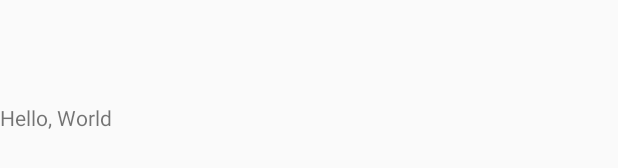
After one commit to dzetta/stepik, an Android app built with Jetpack Compose: the layout activity_main.xml on its own in the app's theme, with its tools: preview values and no code run, on a phone screen of 412 x 824 dp. The commit adds this screen. Shown: the part 501-669 px from the top of the screen. Run offline under Robolectric (Android 15) with nearby library versions, the phone set to English and light mode, and no system bars.

Commit message:
пришили эксемельку

```diff
--- a/app/build.gradle.kts
+++ b/app/build.gradle.kts
@@ -59,6 +59,9 @@ dependencies {
     implementation("androidx.compose.ui:ui-graphics")
     implementation("androidx.compose.ui:ui-tooling-preview")
     implementation("androidx.compose.material3:material3")
+    implementation("androidx.constraintlayout:constraintlayout:2.2.0-alpha13")
+    // To use constraintlayout in compose
+    implementation("androidx.constraintlayout:constraintlayout-compose:1.1.0-alpha13")
     testImplementation("junit:junit:4.13.2")
     androidTestImplementation("androidx.test.ext:junit:1.1.5")
     androidTestImplementation("androidx.test.espresso:espresso-core:3.5.1")
--- a/app/src/main/java/rihilke/stepik/MainActivity.kt
+++ b/app/src/main/java/rihilke/stepik/MainActivity.kt
@@ -19,6 +19,7 @@ class MainActivity : ComponentActivity() {
         //здесь где-то сетконтент вызывает эксемельку с экраном. но где.
         //а вот и не эксемелька, а тхеме.кт
         // как экраны делать блять? Где эксемельки блиать?
+        /*
         setContent {
             StepikTheme {
                 // A surface container using the 'background' color from the theme
@@ -30,6 +31,9 @@ class MainActivity : ComponentActivity() {
                 }
             }
         }
+
+         */
+        setContentView(R.layout.activity_main)
     }
 
     /*
@@ -71,7 +75,7 @@ class MainActivity : ComponentActivity() {
         super.onDestroy()
     }
 }
-
+/*
 @Composable
 fun Greeting(name: String, modifier: Modifier = Modifier) {
     Text(
@@ -87,3 +91,5 @@ fun GreetingPreview() {
         Greeting("Android")
     }
 }
+
+ */
--- /dev/null
+++ b/app/src/main/res/layout/activity_main.xml
@@ -0,0 +1,21 @@
+<?xml version="1.0" encoding="utf-8"?>
+<!--Потребовал вставить виджет. Ну ок -->
+<androidx.constraintlayout.widget.ConstraintLayout
+    xmlns:android="http://schemas.android.com/apk/res/android"
+    xmlns:app="http://schemas.android.com/apk/res-auto"
+    xmlns:tools="http://schemas.android.com/tools"
+    android:layout_width="match_parent"
+    android:layout_height="match_parent"
+    tools:context="rihilke.stepik.MainActivity"
+    tools:ignore="MissingClass">
+    <TextView
+        android:layout_width="match_parent"
+        android:layout_height="wrap_content"
+        android:text="Hello, World"
+        app:layout_constraintBottom_toBottomOf="parent"
+        app:layout_constraintLeft_toLeftOf="parent"
+        app:layout_constraintRight_toRightOf="parent"
+        app:layout_constraintTop_toTopOf="parent"
+        />
+
+</androidx.constraintlayout.widget.ConstraintLayout>
```
